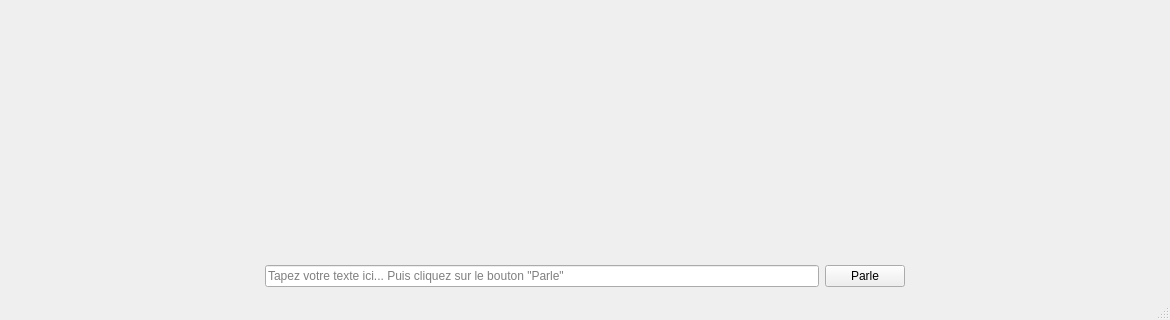
This is app-avtts/ui/mainwindow.ui in GuillaumeGibert/avtts as Qt 5 draws it before an edit; both pictures show x 0 to 1170 and y 527 to 847 of the 1170 by 847 pixel window. The edited form follows.
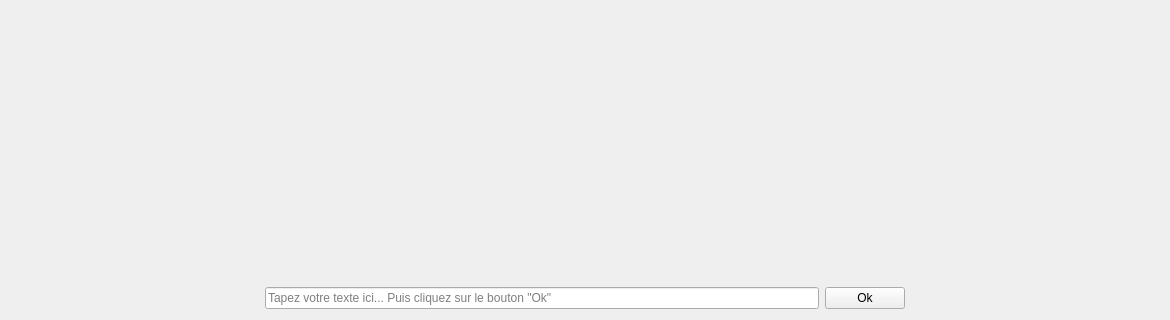
This is the edited form.

```diff
--- a/app-avtts/ui/mainwindow.ui
+++ b/app-avtts/ui/mainwindow.ui
@@ -51,14 +51,14 @@
              <string/>
             </property>
             <property name="placeholderText">
-             <string>Tapez votre texte ici... Puis cliquez sur le bouton &quot;Parle&quot;</string>
+             <string>Tapez votre texte ici... Puis cliquez sur le bouton &quot;Ok&quot;</string>
             </property>
            </widget>
           </item>
           <item>
            <widget class="QPushButton" name="pbSpeak">
             <property name="text">
-             <string>Parle</string>
+             <string>Ok</string>
             </property>
            </widget>
           </item>
@@ -100,7 +100,6 @@
    </widget>
    <addaction name="menuAbout"/>
   </widget>
-  <widget class="QStatusBar" name="statusBar"/>
   <action name="actionAbout">
    <property name="text">
     <string>About AVTTS...</string>
```
Left out of the diff: 110 changed lines with no effect on the pictures.
